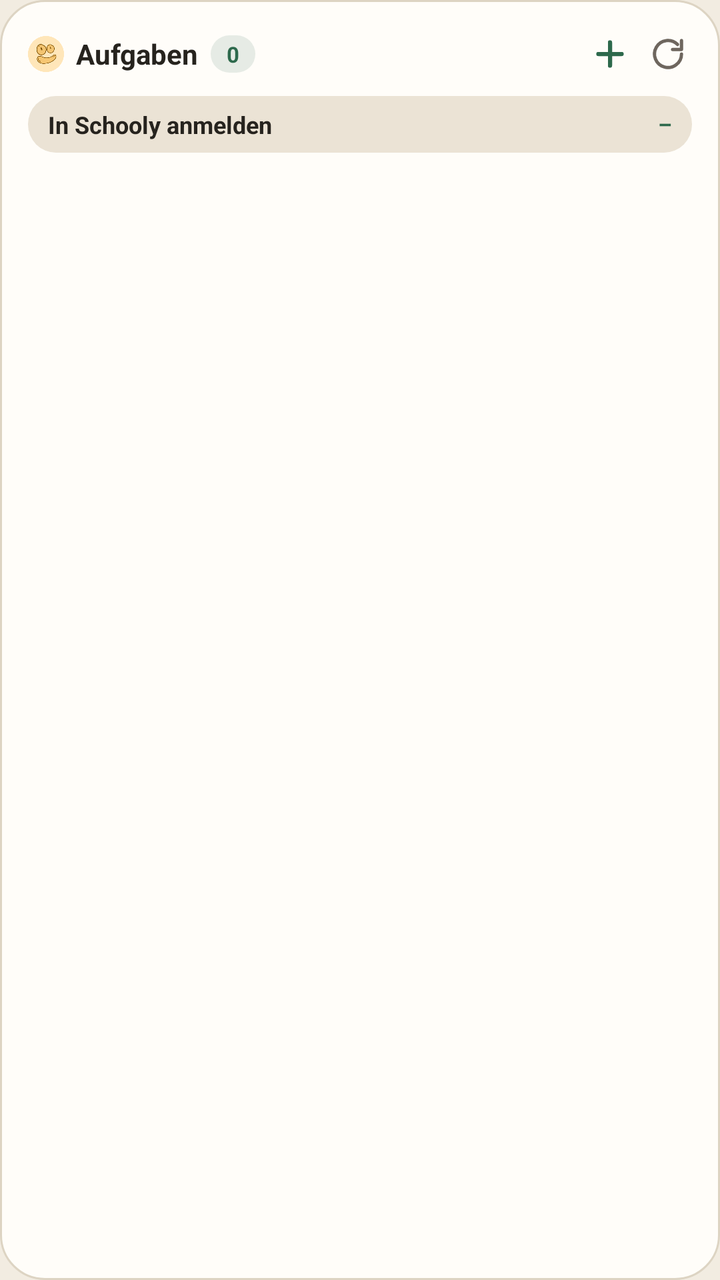
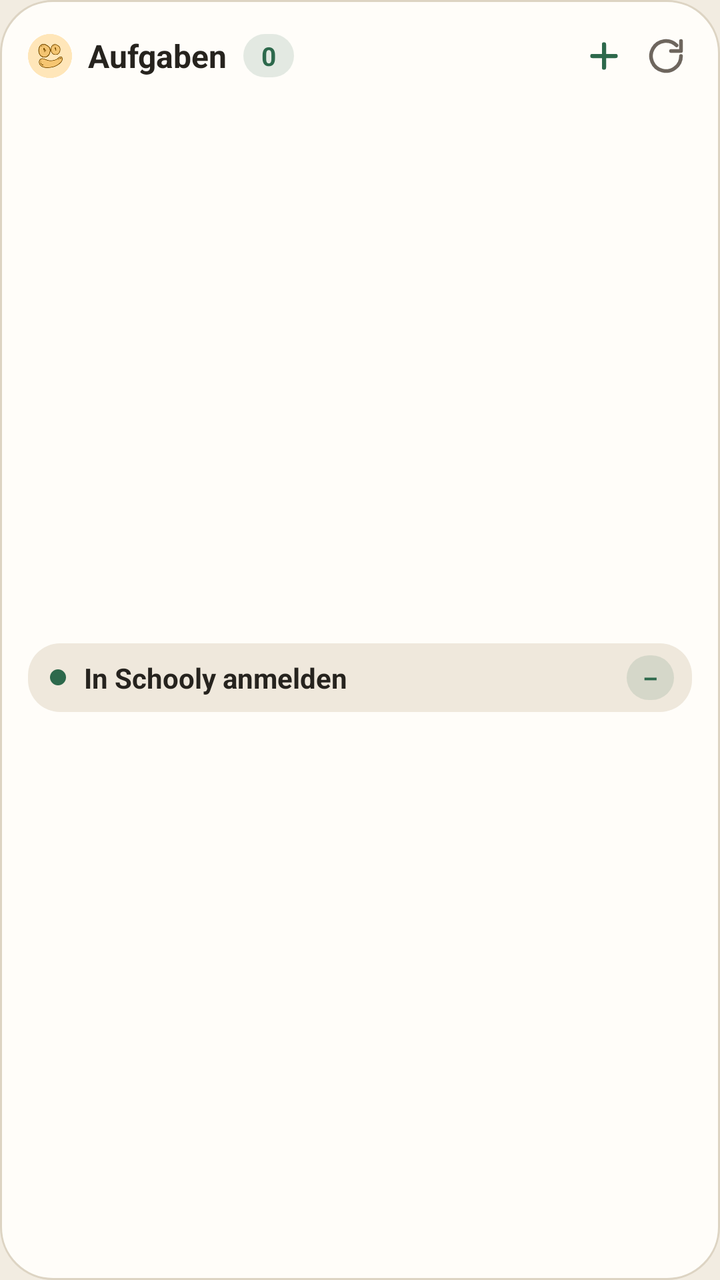

Screens rendered from an Android XML layout before and after an edit, with the pre-edit source and the edit as a unified diff.
<!-- AndroidManifest.xml: application theme Theme.Schooly -->
<!-- res/layout/widget_tasks.xml -->
<?xml version="1.0" encoding="utf-8"?>
<LinearLayout xmlns:android="http://schemas.android.com/apk/res/android"
    android:id="@+id/widget_tasks_root"
    android:layout_width="match_parent"
    android:layout_height="match_parent"
    android:background="@drawable/widget_card_bg"
    android:orientation="vertical"
    android:padding="14dp">

    <LinearLayout
        android:layout_width="match_parent"
        android:layout_height="wrap_content"
        android:gravity="center_vertical"
        android:orientation="horizontal">

        <ImageView
            android:layout_width="18dp"
            android:layout_height="18dp"
            android:contentDescription="@string/app_name"
            android:src="@drawable/ic_schooly_mark" />

        <TextView
            android:layout_width="wrap_content"
            android:layout_height="wrap_content"
            android:layout_marginStart="6dp"
            android:text="Aufgaben"
            android:textColor="@color/schooly_text_primary"
            android:textSize="14sp"
            android:textStyle="bold" />

        <TextView
            android:id="@+id/tasks_count_badge"
            android:layout_width="wrap_content"
            android:layout_height="wrap_content"
            android:layout_marginStart="6dp"
            android:background="@drawable/widget_accent_badge"
            android:fontFeatureSettings="tnum"
            android:paddingStart="8dp"
            android:paddingTop="2dp"
            android:paddingEnd="8dp"
            android:paddingBottom="2dp"
            android:text="0"
            android:textColor="@color/schooly_accent"
            android:textSize="11sp"
            android:textStyle="bold" />

        <LinearLayout
            android:layout_width="0dp"
            android:layout_height="1dp"
            android:layout_weight="1" />

        <ImageView
            android:id="@+id/tasks_add_btn"
            android:layout_width="26dp"
            android:layout_height="26dp"
            android:layout_marginEnd="4dp"
            android:contentDescription="@string/widget_add_task_cd"
            android:padding="3dp"
            android:src="@drawable/ic_widget_add" />

        <ImageView
            android:id="@+id/tasks_refresh_btn"
            android:layout_width="24dp"
            android:layout_height="24dp"
            android:contentDescription="@string/widget_refresh_cd"
            android:padding="3dp"
            android:src="@drawable/ic_widget_refresh" />
    </LinearLayout>

    <TextView
        android:id="@+id/tasks_empty_text"
        android:layout_width="match_parent"
        android:layout_height="0dp"
        android:layout_weight="1"
        android:gravity="center"
        android:text="Keine offenen Aufgaben"
        android:textColor="@color/schooly_text_muted"
        android:textSize="13sp"
        android:visibility="gone" />

    <LinearLayout
        android:id="@+id/tasks_list_container"
        android:layout_width="match_parent"
        android:layout_height="0dp"
        android:layout_marginTop="8dp"
        android:layout_weight="1"
        android:orientation="vertical">

        <LinearLayout
            android:id="@+id/task_row_1"
            android:layout_width="match_parent"
            android:layout_height="wrap_content"
            android:background="@drawable/widget_row_bg"
            android:gravity="center_vertical"
            android:orientation="horizontal"
            android:paddingStart="10dp"
            android:paddingTop="6dp"
            android:paddingEnd="10dp"
            android:paddingBottom="6dp">

            <TextView
                android:id="@+id/task_title_1"
                android:layout_width="0dp"
                android:layout_height="wrap_content"
                android:layout_weight="1"
                android:ellipsize="end"
                android:maxLines="1"
                android:text="In Schooly anmelden"
                android:textColor="@color/schooly_text_primary"
                android:textSize="12sp"
                android:textStyle="bold" />

            <TextView
                android:id="@+id/task_due_1"
                android:layout_width="wrap_content"
                android:layout_height="wrap_content"
                android:layout_marginStart="8dp"
                android:maxLines="1"
                android:text="–"
                android:textColor="@color/schooly_accent"
                android:textSize="11sp"
                android:textStyle="bold" />
        </LinearLayout>

        <LinearLayout
            android:id="@+id/task_row_2"
            android:layout_width="match_parent"
            android:layout_height="wrap_content"
            android:layout_marginTop="5dp"
            android:background="@drawable/widget_row_bg"
            android:gravity="center_vertical"
            android:orientation="horizontal"
            android:paddingStart="10dp"
            android:paddingTop="6dp"
            android:paddingEnd="10dp"
            android:paddingBottom="6dp"
            android:visibility="gone">

            <TextView
                android:id="@+id/task_title_2"
                android:layout_width="0dp"
                android:layout_height="wrap_content"
                android:layout_weight="1"
                android:ellipsize="end"
                android:maxLines="1"
                android:textColor="@color/schooly_text_primary"
                android:textSize="12sp"
                android:textStyle="bold" />

            <TextView
                android:id="@+id/task_due_2"
                android:layout_width="wrap_content"
                android:layout_height="wrap_content"
                android:layout_marginStart="8dp"
                android:maxLines="1"
                android:textColor="@color/schooly_accent"
                android:textSize="11sp"
                android:textStyle="bold" />
        </LinearLayout>

        <LinearLayout
            android:id="@+id/task_row_3"
            android:layout_width="match_parent"
            android:layout_height="wrap_content"
            android:layout_marginTop="5dp"
            android:background="@drawable/widget_row_bg"
            android:gravity="center_vertical"
            android:orientation="horizontal"
            android:paddingStart="10dp"
            android:paddingTop="6dp"
            android:paddingEnd="10dp"
            android:paddingBottom="6dp"
            android:visibility="gone">

            <TextView
                android:id="@+id/task_title_3"
                android:layout_width="0dp"
                android:layout_height="wrap_content"
                android:layout_weight="1"
                android:ellipsize="end"
                android:maxLines="1"
                android:textColor="@color/schooly_text_primary"
                android:textSize="12sp"
                android:textStyle="bold" />

            <TextView
                android:id="@+id/task_due_3"
                android:layout_width="wrap_content"
                android:layout_height="wrap_content"
                android:layout_marginStart="8dp"
                android:maxLines="1"
                android:textColor="@color/schooly_accent"
                android:textSize="11sp"
                android:textStyle="bold" />
        </LinearLayout>

        <LinearLayout
            android:id="@+id/task_row_4"
            android:layout_width="match_parent"
            android:layout_height="wrap_content"
            android:layout_marginTop="5dp"
            android:background="@drawable/widget_row_bg"
            android:gravity="center_vertical"
            android:orientation="horizontal"
            android:paddingStart="10dp"
            android:paddingTop="6dp"
            android:paddingEnd="10dp"
            android:paddingBottom="6dp"
            android:visibility="gone">

            <TextView
                android:id="@+id/task_title_4"
                android:layout_width="0dp"
                android:layout_height="wrap_content"
                android:layout_weight="1"
                android:ellipsize="end"
                android:maxLines="1"
                android:textColor="@color/schooly_text_primary"
                android:textSize="12sp"
                android:textStyle="bold" />

            <TextView
                android:id="@+id/task_due_4"
                android:layout_width="wrap_content"
                android:layout_height="wrap_content"
                android:layout_marginStart="8dp"
                android:maxLines="1"
                android:textColor="@color/schooly_accent"
                android:textSize="11sp"
                android:textStyle="bold" />
        </LinearLayout>
    </LinearLayout>

</LinearLayout>
<!-- resources referenced by this layout -->
<resources>
  <color name="schooly_accent">#2D694C</color>
  <color name="schooly_text_muted">#6E665E</color>
  <color name="schooly_text_primary">#26231E</color>
  <!-- drawable ic_schooly_mark: png bitmap (drawable, 11386 bytes) -->
  <!-- drawable ic_widget_add (drawable) -->
  <vector xmlns:android="http://schemas.android.com/apk/res/android"
      android:width="20dp"
      android:height="20dp"
      android:viewportWidth="24"
      android:viewportHeight="24">
      <path
          android:fillColor="@android:color/transparent"
          android:pathData="M12,5v14M5,12h14"
          android:strokeColor="@color/schooly_accent"
          android:strokeLineCap="round"
          android:strokeLineJoin="round"
          android:strokeWidth="2.5" />
  </vector>
  <!-- drawable ic_widget_refresh (drawable) -->
  <vector xmlns:android="http://schemas.android.com/apk/res/android"
      android:width="20dp"
      android:height="20dp"
      android:viewportWidth="24"
      android:viewportHeight="24">
      <path
          android:fillColor="@android:color/transparent"
          android:pathData="M21,12a9,9 0,1 1,-2.64 -6.36"
          android:strokeColor="@color/schooly_text_muted"
          android:strokeLineCap="round"
          android:strokeLineJoin="round"
          android:strokeWidth="2.2" />
      <path
          android:fillColor="@android:color/transparent"
          android:pathData="M21,3v6h-6"
          android:strokeColor="@color/schooly_text_muted"
          android:strokeLineCap="round"
          android:strokeLineJoin="round"
          android:strokeWidth="2.2" />
  </vector>
  <!-- drawable widget_accent_badge (drawable) -->
  <?xml version="1.0" encoding="utf-8"?>
  <shape xmlns:android="http://schemas.android.com/apk/res/android" android:shape="rectangle">
      <solid android:color="@color/schooly_accent_soft" />
      <corners android:radius="999dp" />
  </shape>
  <!-- drawable widget_card_bg (drawable) -->
  <?xml version="1.0" encoding="utf-8"?>
  <shape xmlns:android="http://schemas.android.com/apk/res/android" android:shape="rectangle">
      <solid android:color="@color/schooly_card" />
      <stroke android:width="1dp" android:color="@color/schooly_border" />
      <corners android:radius="22dp" />
  </shape>
  <!-- drawable widget_row_bg (drawable) -->
  <?xml version="1.0" encoding="utf-8"?>
  <shape xmlns:android="http://schemas.android.com/apk/res/android" android:shape="rectangle">
      <solid android:color="@color/schooly_surface_soft" />
      <corners android:radius="14dp" />
  </shape>
  <string name="app_name">Schooly</string>
  <string name="widget_add_task_cd">Aufgabe hinzufügen</string>
  <string name="widget_refresh_cd">Aktualisieren</string>
  <style name="Theme.Schooly" parent="Theme.AppCompat.DayNight.NoActionBar">
          <item name="android:windowBackground">@color/schooly_bg</item>
          <item name="android:statusBarColor">@color/schooly_bg</item>
          <item name="android:navigationBarColor">@color/schooly_bg</item>
      </style>
  <color name="schooly_accent_soft">#1E2D694C</color>
  <color name="schooly_card">#FFFDF9</color>
  <color name="schooly_border">#DDD4C3</color>
  <color name="schooly_surface_soft">#EBE3D5</color>
  <color name="schooly_bg">#F2ECE1</color>
</resources>

<!-- the commit's change to res/layout/widget_tasks.xml (unified diff, before → after) -->
@@ -3,7 +3,7 @@
     android:id="@+id/widget_tasks_root"
     android:layout_width="match_parent"
     android:layout_height="match_parent"
-    android:background="@drawable/widget_card_bg"
+    android:background="@drawable/widget_card_bg_light"
     android:orientation="vertical"
     android:padding="14dp">
 
@@ -14,34 +14,35 @@
         android:orientation="horizontal">
 
         <ImageView
-            android:layout_width="18dp"
-            android:layout_height="18dp"
+            android:layout_width="22dp"
+            android:layout_height="22dp"
             android:contentDescription="@string/app_name"
             android:src="@drawable/ic_schooly_mark" />
 
         <TextView
+            android:id="@+id/tasks_header_title"
             android:layout_width="wrap_content"
             android:layout_height="wrap_content"
-            android:layout_marginStart="6dp"
+            android:layout_marginStart="8dp"
             android:text="Aufgaben"
-            android:textColor="@color/schooly_text_primary"
-            android:textSize="14sp"
+            android:textColor="#26231E"
+            android:textSize="16sp"
             android:textStyle="bold" />
 
         <TextView
             android:id="@+id/tasks_count_badge"
             android:layout_width="wrap_content"
             android:layout_height="wrap_content"
-            android:layout_marginStart="6dp"
-            android:background="@drawable/widget_accent_badge"
+            android:layout_marginStart="8dp"
+            android:background="@drawable/widget_accent_badge_light"
             android:fontFeatureSettings="tnum"
-            android:paddingStart="8dp"
+            android:paddingStart="9dp"
             android:paddingTop="2dp"
-            android:paddingEnd="8dp"
+            android:paddingEnd="9dp"
             android:paddingBottom="2dp"
             android:text="0"
-            android:textColor="@color/schooly_accent"
-            android:textSize="11sp"
+            android:textColor="#2D694C"
+            android:textSize="13sp"
             android:textStyle="bold" />
 
         <LinearLayout
@@ -51,17 +52,17 @@
 
         <ImageView
             android:id="@+id/tasks_add_btn"
+            android:layout_width="28dp"
+            android:layout_height="28dp"
+            android:layout_marginEnd="4dp"
+            android:contentDescription="@string/widget_add_task_cd"
+            android:padding="4dp"
+            android:src="@drawable/ic_widget_add" />
+
+        <ImageView
+            android:id="@+id/tasks_refresh_btn"
             android:layout_width="26dp"
             android:layout_height="26dp"
-            android:layout_marginEnd="4dp"
-            android:contentDescription="@string/widget_add_task_cd"
-            android:padding="3dp"
-            android:src="@drawable/ic_widget_add" />
-
-        <ImageView
-            android:id="@+id/tasks_refresh_btn"
-            android:layout_width="24dp"
-            android:layout_height="24dp"
             android:contentDescription="@string/widget_refresh_cd"
             android:padding="3dp"
             android:src="@drawable/ic_widget_refresh" />
@@ -74,30 +75,41 @@
         android:layout_weight="1"
         android:gravity="center"
         android:text="Keine offenen Aufgaben"
-        android:textColor="@color/schooly_text_muted"
-        android:textSize="13sp"
+        android:textColor="#6E665E"
+        android:textSize="15sp"
+        android:textStyle="bold"
         android:visibility="gone" />
 
     <LinearLayout
         android:id="@+id/tasks_list_container"
         android:layout_width="match_parent"
         android:layout_height="0dp"
-        android:layout_marginTop="8dp"
+        android:layout_marginTop="10dp"
         android:layout_weight="1"
+        android:gravity="center_vertical"
         android:orientation="vertical">
 
         <LinearLayout
             android:id="@+id/task_row_1"
             android:layout_width="match_parent"
             android:layout_height="wrap_content"
-            android:background="@drawable/widget_row_bg"
-            android:gravity="center_vertical"
-            android:orientation="horizontal"
-            android:paddingStart="10dp"
-            android:paddingTop="6dp"
-            android:paddingEnd="10dp"
+            android:minHeight="34dp"
+            android:background="@drawable/widget_row_bg_light"
+            android:gravity="center_vertical"
+            android:orientation="horizontal"
+            android:paddingStart="11dp"
+            android:paddingTop="6dp"
+            android:paddingEnd="9dp"
             android:paddingBottom="6dp">
 
+            <ImageView
+                android:id="@+id/task_dot_1"
+                android:layout_width="8dp"
+                android:layout_height="8dp"
+                android:layout_marginEnd="9dp"
+                android:contentDescription="@null"
+                android:src="@drawable/widget_dot_light" />
+
             <TextView
                 android:id="@+id/task_title_1"
                 android:layout_width="0dp"
@@ -106,8 +118,8 @@
                 android:ellipsize="end"
                 android:maxLines="1"
                 android:text="In Schooly anmelden"
-                android:textColor="@color/schooly_text_primary"
-                android:textSize="12sp"
+                android:textColor="#26231E"
+                android:textSize="14sp"
                 android:textStyle="bold" />
 
             <TextView
@@ -115,10 +127,15 @@
                 android:layout_width="wrap_content"
                 android:layout_height="wrap_content"
                 android:layout_marginStart="8dp"
-                android:maxLines="1"
+                android:background="@drawable/widget_accent_badge_light"
+                android:maxLines="1"
+                android:paddingStart="8dp"
+                android:paddingTop="3dp"
+                android:paddingEnd="8dp"
+                android:paddingBottom="3dp"
                 android:text="–"
-                android:textColor="@color/schooly_accent"
-                android:textSize="11sp"
+                android:textColor="#2D694C"
+                android:textSize="12sp"
                 android:textStyle="bold" />
         </LinearLayout>
 
@@ -126,16 +143,25 @@
             android:id="@+id/task_row_2"
             android:layout_width="match_parent"
             android:layout_height="wrap_content"
-            android:layout_marginTop="5dp"
-            android:background="@drawable/widget_row_bg"
-            android:gravity="center_vertical"
-            android:orientation="horizontal"
-            android:paddingStart="10dp"
-            android:paddingTop="6dp"
-            android:paddingEnd="10dp"
+            android:minHeight="34dp"
+            android:layout_marginTop="6dp"
+            android:background="@drawable/widget_row_bg_light"
+            android:gravity="center_vertical"
+            android:orientation="horizontal"
+            android:paddingStart="11dp"
+            android:paddingTop="6dp"
+            android:paddingEnd="9dp"
             android:paddingBottom="6dp"
             android:visibility="gone">
 
+            <ImageView
+                android:id="@+id/task_dot_2"
+                android:layout_width="8dp"
+                android:layout_height="8dp"
+                android:layout_marginEnd="9dp"
+                android:contentDescription="@null"
+                android:src="@drawable/widget_dot_light" />
+
             <TextView
                 android:id="@+id/task_title_2"
                 android:layout_width="0dp"
@@ -143,8 +169,8 @@
                 android:layout_weight="1"
                 android:ellipsize="end"
                 android:maxLines="1"
-                android:textColor="@color/schooly_text_primary"
-                android:textSize="12sp"
+                android:textColor="#26231E"
+                android:textSize="14sp"
                 android:textStyle="bold" />
 
             <TextView
@@ -152,9 +178,14 @@
                 android:layout_width="wrap_content"
                 android:layout_height="wrap_content"
                 android:layout_marginStart="8dp"
-                android:maxLines="1"
-                android:textColor="@color/schooly_accent"
-                android:textSize="11sp"
+                android:background="@drawable/widget_accent_badge_light"
+                android:maxLines="1"
+                android:paddingStart="8dp"
+                android:paddingTop="3dp"
+                android:paddingEnd="8dp"
+                android:paddingBottom="3dp"
+                android:textColor="#2D694C"
+                android:textSize="12sp"
                 android:textStyle="bold" />
         </LinearLayout>
 
@@ -162,16 +193,25 @@
             android:id="@+id/task_row_3"
             android:layout_width="match_parent"
             android:layout_height="wrap_content"
-            android:layout_marginTop="5dp"
-            android:background="@drawable/widget_row_bg"
-            android:gravity="center_vertical"
-            android:orientation="horizontal"
-            android:paddingStart="10dp"
-            android:paddingTop="6dp"
-            android:paddingEnd="10dp"
+            android:minHeight="34dp"
+            android:layout_marginTop="6dp"
+            android:background="@drawable/widget_row_bg_light"
+            android:gravity="center_vertical"
+            android:orientation="horizontal"
+            android:paddingStart="11dp"
+            android:paddingTop="6dp"
+            android:paddingEnd="9dp"
             android:paddingBottom="6dp"
             android:visibility="gone">
 
+            <ImageView
+                android:id="@+id/task_dot_3"
+                android:layout_width="8dp"
+                android:layout_height="8dp"
+                android:layout_marginEnd="9dp"
+                android:contentDescription="@null"
+                android:src="@drawable/widget_dot_light" />
+
             <TextView
                 android:id="@+id/task_title_3"
                 android:layout_width="0dp"
@@ -179,8 +219,8 @@
                 android:layout_weight="1"
                 android:ellipsize="end"
                 android:maxLines="1"
-                android:textColor="@color/schooly_text_primary"
-                android:textSize="12sp"
+                android:textColor="#26231E"
+                android:textSize="14sp"
                 android:textStyle="bold" />
 
             <TextView
@@ -188,9 +228,14 @@
                 android:layout_width="wrap_content"
                 android:layout_height="wrap_content"
                 android:layout_marginStart="8dp"
-                android:maxLines="1"
-                android:textColor="@color/schooly_accent"
-                android:textSize="11sp"
+                android:background="@drawable/widget_accent_badge_light"
+                android:maxLines="1"
+                android:paddingStart="8dp"
+                android:paddingTop="3dp"
+                android:paddingEnd="8dp"
+                android:paddingBottom="3dp"
+                android:textColor="#2D694C"
+                android:textSize="12sp"
                 android:textStyle="bold" />
         </LinearLayout>
 
@@ -198,16 +243,25 @@
             android:id="@+id/task_row_4"
             android:layout_width="match_parent"
             android:layout_height="wrap_content"
-            android:layout_marginTop="5dp"
-            android:background="@drawable/widget_row_bg"
-            android:gravity="center_vertical"
-            android:orientation="horizontal"
-            android:paddingStart="10dp"
-            android:paddingTop="6dp"
-            android:paddingEnd="10dp"
+            android:minHeight="34dp"
+            android:layout_marginTop="6dp"
+            android:background="@drawable/widget_row_bg_light"
+            android:gravity="center_vertical"
+            android:orientation="horizontal"
+            android:paddingStart="11dp"
+            android:paddingTop="6dp"
+            android:paddingEnd="9dp"
             android:paddingBottom="6dp"
             android:visibility="gone">
 
+            <ImageView
+                android:id="@+id/task_dot_4"
+                android:layout_width="8dp"
+                android:layout_height="8dp"
+                android:layout_marginEnd="9dp"
+                android:contentDescription="@null"
+                android:src="@drawable/widget_dot_light" />
+
             <TextView
                 android:id="@+id/task_title_4"
                 android:layout_width="0dp"
@@ -215,8 +269,8 @@
                 android:layout_weight="1"
                 android:ellipsize="end"
                 android:maxLines="1"
-                android:textColor="@color/schooly_text_primary"
-                android:textSize="12sp"
+                android:textColor="#26231E"
+                android:textSize="14sp"
                 android:textStyle="bold" />
 
             <TextView
@@ -224,9 +278,14 @@
                 android:layout_width="wrap_content"
                 android:layout_height="wrap_content"
                 android:layout_marginStart="8dp"
-                android:maxLines="1"
-                android:textColor="@color/schooly_accent"
-                android:textSize="11sp"
+                android:background="@drawable/widget_accent_badge_light"
+                android:maxLines="1"
+                android:paddingStart="8dp"
+                android:paddingTop="3dp"
+                android:paddingEnd="8dp"
+                android:paddingBottom="3dp"
+                android:textColor="#2D694C"
+                android:textSize="12sp"
                 android:textStyle="bold" />
         </LinearLayout>
     </LinearLayout>
<!-- resource entries referenced after the edit -->
@@ -2,7 +2,6 @@
 <resources>
   <color name="schooly_accent">#2D694C</color>
   <color name="schooly_text_muted">#6E665E</color>
-  <color name="schooly_text_primary">#26231E</color>
   <!-- drawable ic_schooly_mark: png bitmap (drawable, 11386 bytes) -->
   <!-- drawable ic_widget_add (drawable) -->
   <vector xmlns:android="http://schemas.android.com/apk/res/android"
@@ -39,37 +38,38 @@
           android:strokeLineJoin="round"
           android:strokeWidth="2.2" />
   </vector>
-  <!-- drawable widget_accent_badge (drawable) -->
+  <!-- drawable widget_accent_badge_light (drawable) -->
   <?xml version="1.0" encoding="utf-8"?>
   <shape xmlns:android="http://schemas.android.com/apk/res/android" android:shape="rectangle">
-      <solid android:color="@color/schooly_accent_soft" />
+      <solid android:color="#222D694C" />
       <corners android:radius="999dp" />
   </shape>
-  <!-- drawable widget_card_bg (drawable) -->
+  <!-- drawable widget_card_bg_light (drawable) -->
   <?xml version="1.0" encoding="utf-8"?>
   <shape xmlns:android="http://schemas.android.com/apk/res/android" android:shape="rectangle">
-      <solid android:color="@color/schooly_card" />
-      <stroke android:width="1dp" android:color="@color/schooly_border" />
-      <corners android:radius="22dp" />
+      <solid android:color="#FFFDF9" />
+      <stroke android:width="1dp" android:color="#DDD4C3" />
+      <corners android:radius="26dp" />
   </shape>
-  <!-- drawable widget_row_bg (drawable) -->
+  <!-- drawable widget_dot_light (drawable) -->
+  <?xml version="1.0" encoding="utf-8"?>
+  <shape xmlns:android="http://schemas.android.com/apk/res/android" android:shape="oval">
+      <solid android:color="#2D694C" />
+  </shape>
+  <!-- drawable widget_row_bg_light (drawable) -->
   <?xml version="1.0" encoding="utf-8"?>
   <shape xmlns:android="http://schemas.android.com/apk/res/android" android:shape="rectangle">
-      <solid android:color="@color/schooly_surface_soft" />
-      <corners android:radius="14dp" />
+      <solid android:color="#EFE8DC" />
+      <corners android:radius="16dp" />
   </shape>
   <string name="app_name">Schooly</string>
   <string name="widget_add_task_cd">Aufgabe hinzufügen</string>
   <string name="widget_refresh_cd">Aktualisieren</string>
   <style name="Theme.Schooly" parent="Theme.AppCompat.DayNight.NoActionBar">
           <item name="android:windowBackground">@color/schooly_bg</item>
-          <item name="android:statusBarColor">@color/schooly_bg</item>
-          <item name="android:navigationBarColor">@color/schooly_bg</item>
+          <item name="android:statusBarColor">@android:color/transparent</item>
+          <item name="android:navigationBarColor">@android:color/transparent</item>
       </style>
-  <color name="schooly_accent_soft">#1E2D694C</color>
-  <color name="schooly_card">#FFFDF9</color>
-  <color name="schooly_border">#DDD4C3</color>
-  <color name="schooly_surface_soft">#EBE3D5</color>
   <color name="schooly_bg">#F2ECE1</color>
 </resources>
 
